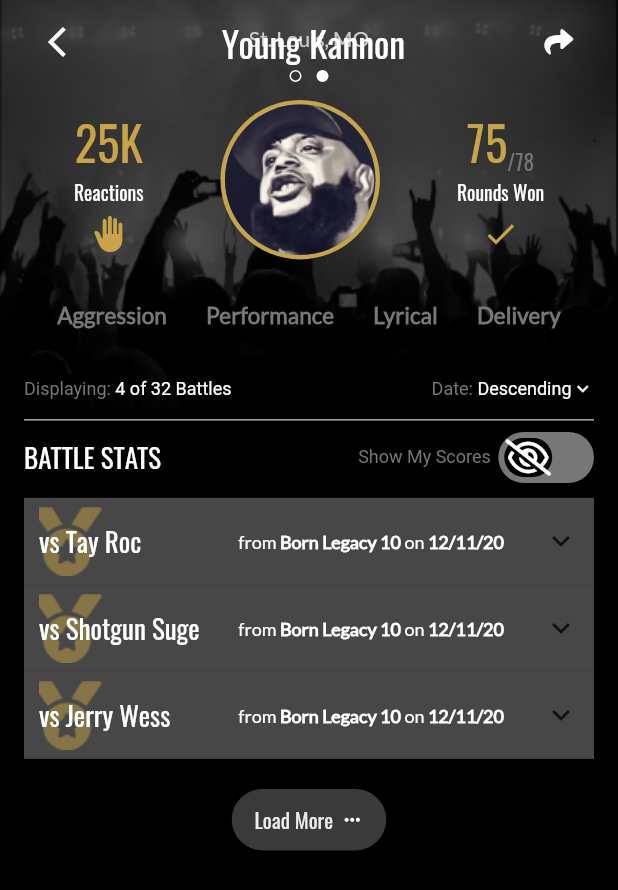
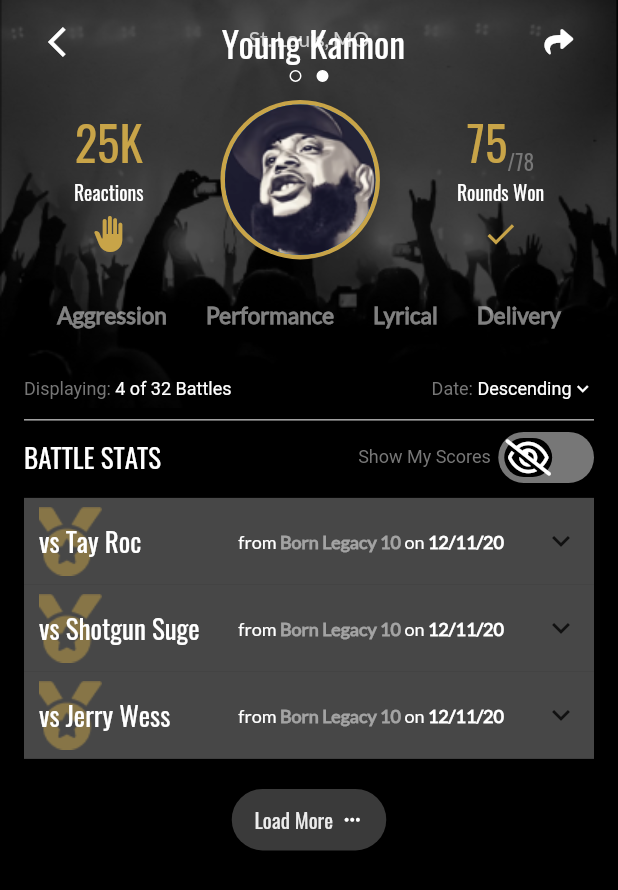
Before and after one commit to Giddy20/artistdemo, a Flutter app: the screen it shows after launch, on a phone screen of 412 x 824 dp. Shown: the top 890 px of the screen. Run offline on Flutter 3.47's test engine with Material 2 defaults, Android fonts, the phone set to English and light mode, and no system bars; our stand-ins replace flutter_screenutil, font_awesome_flutter; Roboto replaces fonts that are missing (Poppins).

Commit message:
Color changes

```diff
--- a/lib/flexible_app_bar.dart
+++ b/lib/flexible_app_bar.dart
@@ -151,28 +151,28 @@ class MyFlexiableAppBar extends StatelessWidget {
                   fontFamily: "Lato",
                   fontSize: 15,
                   fontWeight: FontWeight.bold,
-                  color: Color(0xFF777777)
+                  color: Colors.white.withOpacity(0.5),
                 ),),
                 Text("Performance",
                   style: TextStyle(
                       fontFamily: "Lato",
                       fontSize: 15,
                       fontWeight: FontWeight.bold,
-                      color: Color(0xFF777777)
+                      color: Colors.white.withOpacity(0.5),
                   ),),
                 Text("Lyrical",
                   style: TextStyle(
                       fontFamily: "Lato",
                       fontSize: 15,
                       fontWeight: FontWeight.bold,
-                      color: Color(0xFF777777)
+                      color: Colors.white.withOpacity(0.5),
                   ),),
                 Text("Delivery",
                   style: TextStyle(
                       fontFamily: "Lato",
                       fontSize: 15,
                       fontWeight: FontWeight.bold,
-                      color: Color(0xFF777777)
+                      color: Colors.white.withOpacity(0.5),
                   ),),
               ],
             ),
--- a/lib/score_card.dart
+++ b/lib/score_card.dart
@@ -62,10 +62,10 @@ class _ScoreCardState extends State<ScoreCard> {
         slivers: [
           SliverAppBar(
             title: const  MyAppBar(),
-            pinned: true,
+            pinned: false,
             backgroundColor: Colors.black,
             expandedHeight: MediaQuery.of(context).size.height * 0.33,
-            flexibleSpace:  const FlexibleSpaceBar(
+            flexibleSpace:  FlexibleSpaceBar(
               background: MyFlexiableAppBar(),
             ),
           ),
@@ -226,6 +226,7 @@ class ExpansionListWidget extends StatefulWidget {
 
 class _ExpansionListWidgetState extends State<ExpansionListWidget> {
   Color textColor = Colors.white;
+  Color subTextColor = Colors.white.withOpacity(0.5);
 
   @override
   Widget build(BuildContext context) {
@@ -239,16 +240,18 @@ class _ExpansionListWidgetState extends State<ExpansionListWidget> {
         if(e == true){
           setState(() {
             textColor = Colors.black;
+            subTextColor = Colors.black;
           });
         }
         else{
           setState(() {
             textColor = Colors.white;
+            subTextColor = Colors.white.withOpacity(0.5);
           });
         }
       },
       backgroundColor: Colors.white.withOpacity(0.8),
-      title: StatTitle(title: widget.title, color: textColor),
+      title: StatTitle(title: widget.title, color: textColor, subTextColor: subTextColor),
       children: <Widget>[
         StatLegendWidget(),
         scores,
@@ -285,11 +288,12 @@ class _ExpansionListWidgetState extends State<ExpansionListWidget> {
 class StatTitle extends StatelessWidget {
   String? title;
   Color? color;
+  Color? subTextColor;
 
 
   StatTitle({
     super.key,
-  this.title,this.color
+  this.title,this.color,this.subTextColor
   });
 
   @override
@@ -329,7 +333,7 @@ class StatTitle extends StatelessWidget {
                   style: TextStyle(
                       fontSize: 12.0,
                       fontFamily: "Lato",
-                      color: color,
+                      color: subTextColor,
                       fontWeight: FontWeight.bold
                   ),
                 ),
```
